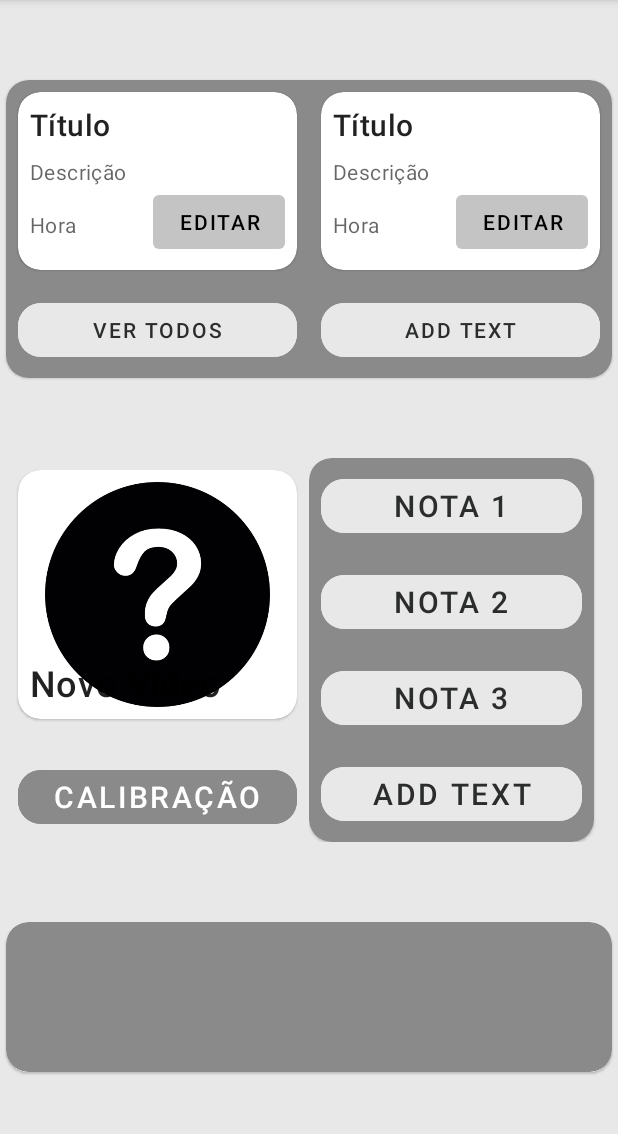
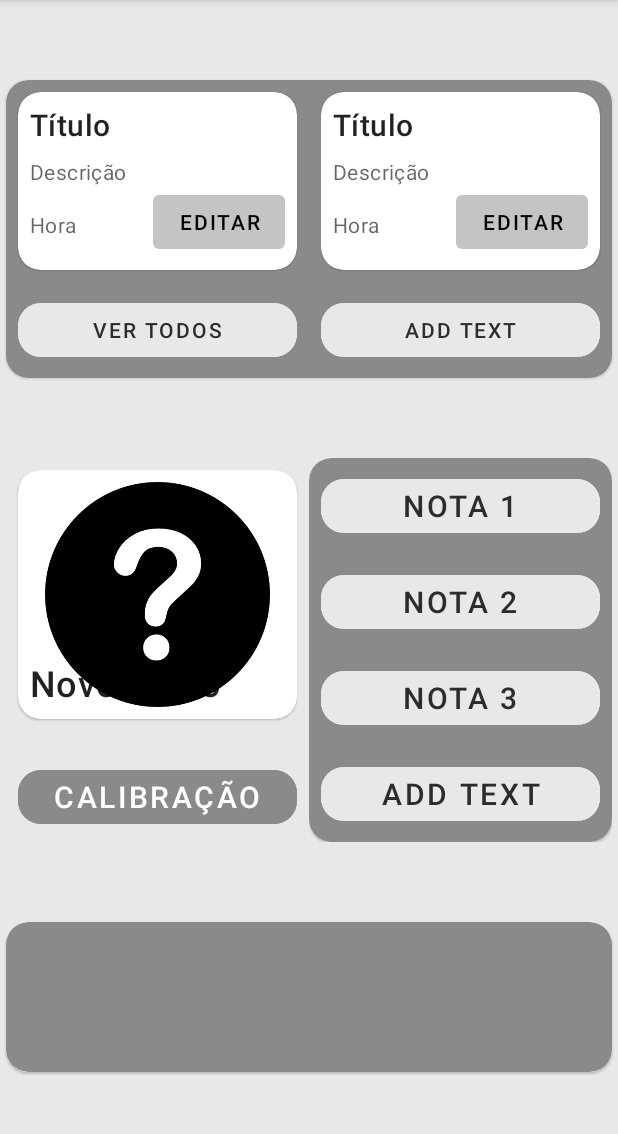
Before and after one commit to DiogoRDuarte/WalkInThePark, an Android app: the UserHomeActivity screen opened directly, with no data from a screen before it, on a phone screen of 412 x 824 dp, the part 84-1218 px from its top. Run offline under Robolectric (Android 15) with nearby library versions, the phone set to English and light mode, and no system bars.

Commit message:
Alterado layout user

```diff
--- a/WalkInThePark/app/src/main/res/layout/activity_user_home.xml
+++ b/WalkInThePark/app/src/main/res/layout/activity_user_home.xml
@@ -35,10 +35,13 @@
                 <!-- Lembrete 1 -->
                 <com.google.android.material.card.MaterialCardView
                     android:id="@+id/lembrete1"
-                    android:layout_width="190dp"
+                    android:layout_width="match_parent"
                     android:layout_height="wrap_content"
                     android:layout_alignParentLeft="true"
-                    android:layout_margin="8dp"
+                    android:layout_marginStart="8dp"
+                    android:layout_marginTop="8dp"
+                    android:layout_marginEnd="8dp"
+                    android:layout_marginBottom="8dp"
                     android:checkable="true"
                     android:clickable="true"
                     android:focusable="true"
@@ -119,7 +122,7 @@
                 <!-- Lembrete 2 -->
                 <com.google.android.material.card.MaterialCardView
                     android:id="@+id/lembrete2"
-                    android:layout_width="190dp"
+                    android:layout_width="match_parent"
                     android:layout_height="wrap_content"
                     android:layout_margin="8dp"
                     android:layout_marginBottom="8dp"
@@ -281,7 +284,7 @@
             <!-- Notas -->
             <com.google.android.material.card.MaterialCardView
                 android:id="@+id/notas"
-                android:layout_width="190dp"
+                android:layout_width="match_parent"
                 android:layout_height="wrap_content"
                 android:backgroundTint="#8A8A8A"
                 app:cardCornerRadius="15dp">
```
